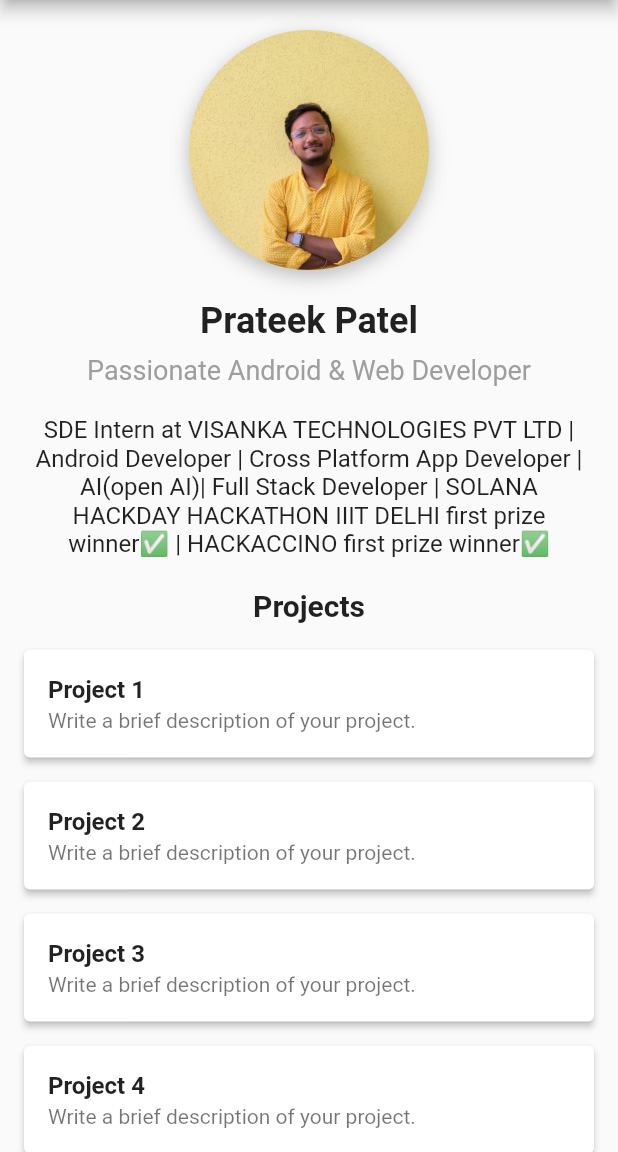
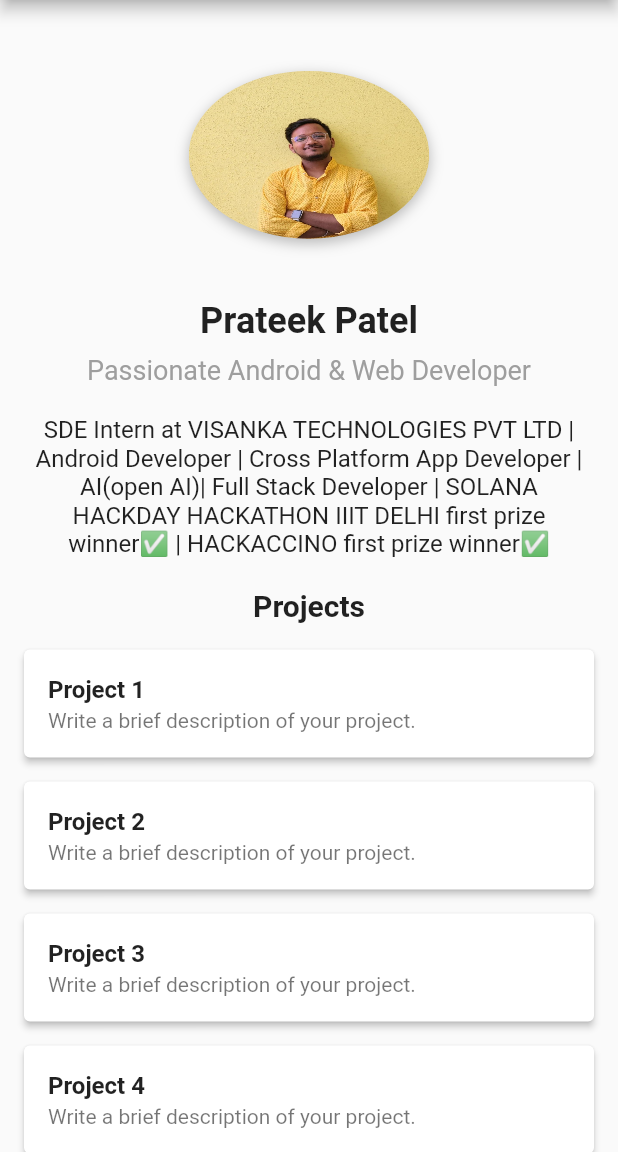
Before and after one commit to prateekp273/my_portfolio_app_using_flutter, a Flutter app: the screen it shows after launch, on a phone screen of 412 x 824 dp, the part 84-1236 px from its top. Run offline on Flutter 3.47's test engine with Material 2 defaults, Android fonts, the phone set to English and light mode, and no system bars.

```diff
--- a/lib/main.dart
+++ b/lib/main.dart
@@ -1,4 +1,5 @@
 import 'package:flutter/material.dart';
+import 'dart:math' as math;
 
 void main() {
   runApp(PortfolioApp());
@@ -64,7 +65,12 @@ class PortfolioScreen extends StatelessWidget {
     crossAxisAlignment: CrossAxisAlignment.center,
     children: [
     const SizedBox(height: 20),
-            Container(
+    Transform(
+    alignment: Alignment.center,
+    transform: Matrix4.identity()
+    ..setEntry(3, 2, 0.001)
+    ..rotateX(-0.8),
+    child: Container(
     width: 160,
     height: 160,
     decoration: BoxDecoration(
@@ -80,6 +86,7 @@ class PortfolioScreen extends StatelessWidget {
     offset: Offset(0, 4),
     ),
     ],
+    ),
     ),
     ),
     const SizedBox(height: 20),
```
Lines whose indentation alone changed are shown as unchanged.
